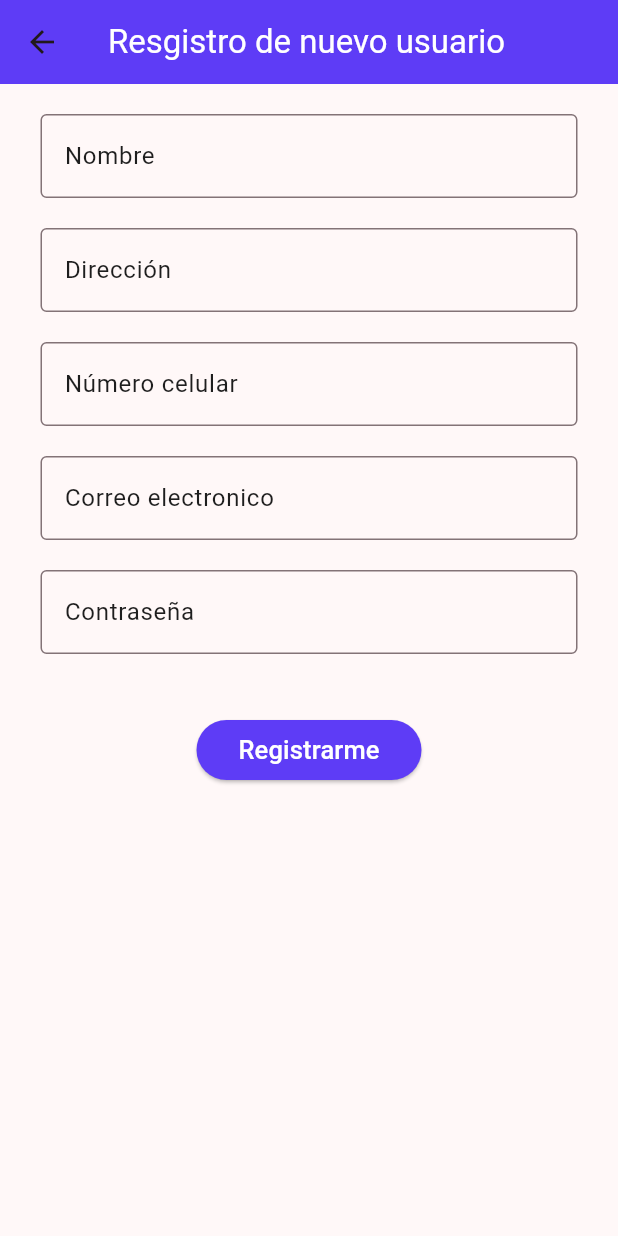
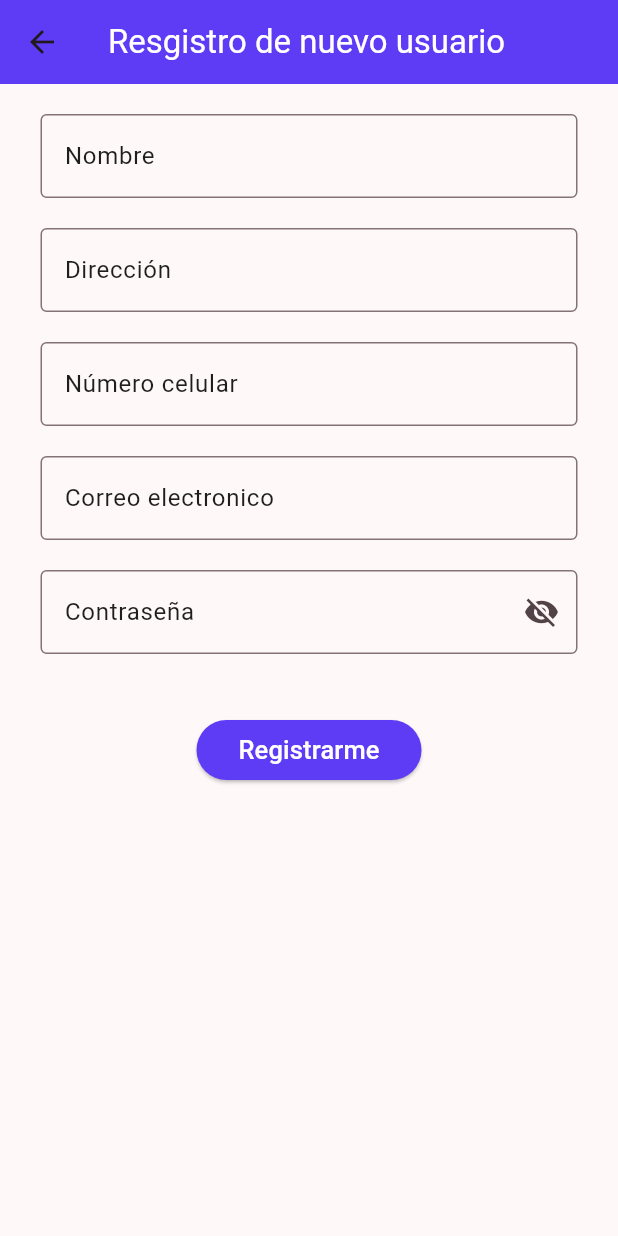
Before and after one commit to DJimenez0608/Barber_link, a Flutter app: the SignInView screen opened by its route, on a phone screen of 412 x 824 dp. Run offline on Flutter 3.47's test engine with Material 3 defaults, Android fonts, the phone set to English and light mode, and no system bars; our stand-ins replace cloud_firestore, dio, firebase_auth, firebase_core, google_fonts; missing offline and left inert: flutter_stripe; accounts and stored records are empty; Roboto replaces fonts that are missing (Jua).

Commit message:
privacidad contraseña

```diff
--- a/lib/Views/Widgets/form_field.dart
+++ b/lib/Views/Widgets/form_field.dart
@@ -3,11 +3,13 @@ import 'package:flutter/material.dart';
 
 class CustomFormField extends StatefulWidget {
   final String? label;
+  final bool obscureText;
   final bool enable;
   final TextEditingController controller;
   const CustomFormField({
     super.key,
     this.label,
+    this.obscureText = true,
     required this.controller,
     this.enable = true,
   });
@@ -17,11 +19,20 @@ class CustomFormField extends StatefulWidget {
 }
 
 class _CustomFormFieldState extends State<CustomFormField> {
+  late bool _obscureText;
+
+  @override
+  void initState() {
+    super.initState();
+    _obscureText = widget.obscureText;
+  }
+
   @override
   Widget build(BuildContext context) {
     return Padding(
       padding: const EdgeInsets.symmetric(horizontal: 27.0),
       child: TextFormField(
+        obscureText: _obscureText,
         enabled: widget.enable,
         decoration: InputDecoration(
           focusedBorder: OutlineInputBorder(
@@ -30,6 +41,19 @@ class _CustomFormFieldState extends State<CustomFormField> {
           labelText: widget.label,
           labelStyle: TextStyle(color: AppColors().negro),
           border: OutlineInputBorder(),
+          suffixIcon:
+              widget.obscureText
+                  ? IconButton(
+                    onPressed: () {
+                      setState(() {
+                        _obscureText = !_obscureText;
+                      });
+                    },
+                    icon: Icon(
+                      _obscureText ? Icons.visibility_off : Icons.visibility,
+                    ),
+                  )
+                  : null,
         ),
         controller: widget.controller,
       ),
--- a/lib/Views/logIn/log_in_view.dart
+++ b/lib/Views/logIn/log_in_view.dart
@@ -146,6 +146,7 @@ class _LogInViewState extends State<LogInView> {
                   CustomFormField(
                     label: 'Usuario',
                     controller: _userController,
+                    obscureText: false,
                   ),
 
                   SizedBox(height: 15),
--- a/lib/Views/password/new_password_view.dart
+++ b/lib/Views/password/new_password_view.dart
@@ -29,6 +29,7 @@ class _NewPasswordViewState extends State<NewPasswordView> {
           CustomFormField(
             controller: emailController,
             label: 'Email registrado',
+            obscureText: false,
           ),
           SizedBox(height: 20),
           CustomFormField(
--- a/lib/Views/sign_in/sign_in_view.dart
+++ b/lib/Views/sign_in/sign_in_view.dart
@@ -47,13 +47,29 @@ class _SignInViewState extends State<SignInView> {
       body: Column(
         children: [
           SizedBox(height: 20),
-          CustomFormField(controller: nombre, label: 'Nombre'),
+          CustomFormField(
+            controller: nombre,
+            label: 'Nombre',
+            obscureText: false,
+          ),
           SizedBox(height: 20),
-          CustomFormField(controller: direccion, label: 'Dirección'),
+          CustomFormField(
+            controller: direccion,
+            label: 'Dirección',
+            obscureText: false,
+          ),
           SizedBox(height: 20),
-          CustomFormField(controller: celular, label: 'Número celular'),
+          CustomFormField(
+            controller: celular,
+            label: 'Número celular',
+            obscureText: false,
+          ),
           SizedBox(height: 20),
-          CustomFormField(controller: email, label: 'Correo electronico'),
+          CustomFormField(
+            controller: email,
+            label: 'Correo electronico',
+            obscureText: false,
+          ),
           SizedBox(height: 20),
           CustomFormField(controller: password, label: 'Contraseña'),
           SizedBox(height: 40),
@@ -81,8 +97,8 @@ class _SignInViewState extends State<SignInView> {
               } else {
                 showDialog(
                   context: context,
-                  builder: (BuildContext context) =>
-                      CustomAlertDialog(mensaje: e),
+                  builder:
+                      (BuildContext context) => CustomAlertDialog(mensaje: e),
                 );
               }
             },
```
Also changed, not shown: web_entrypoint.dart (added).
